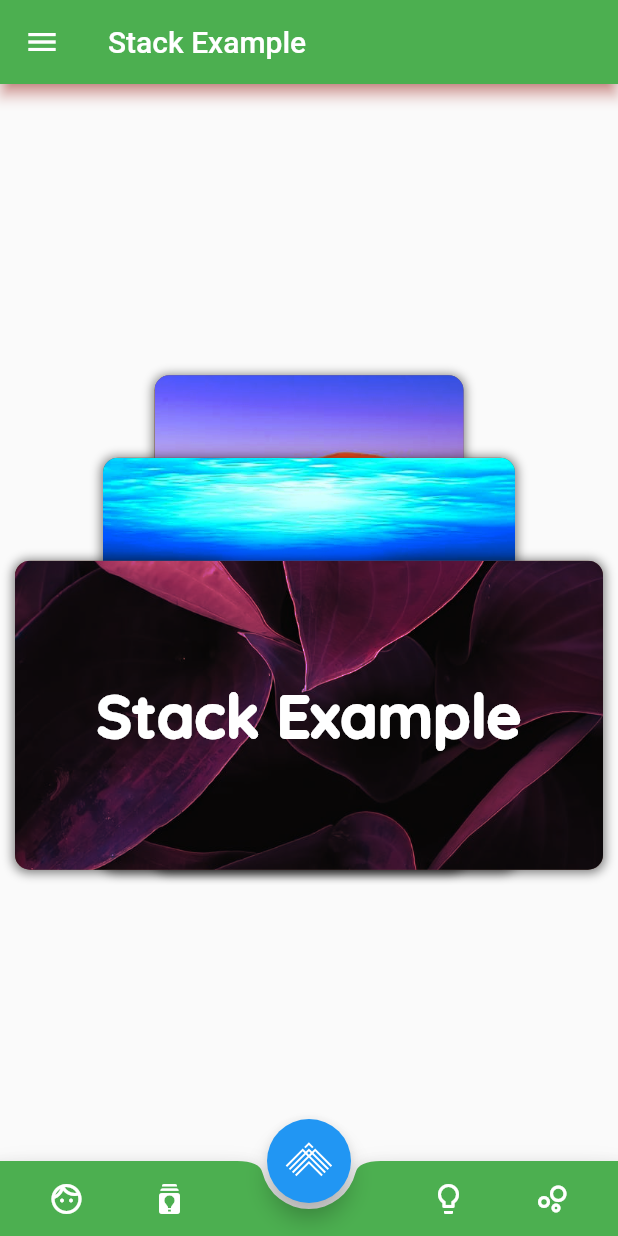
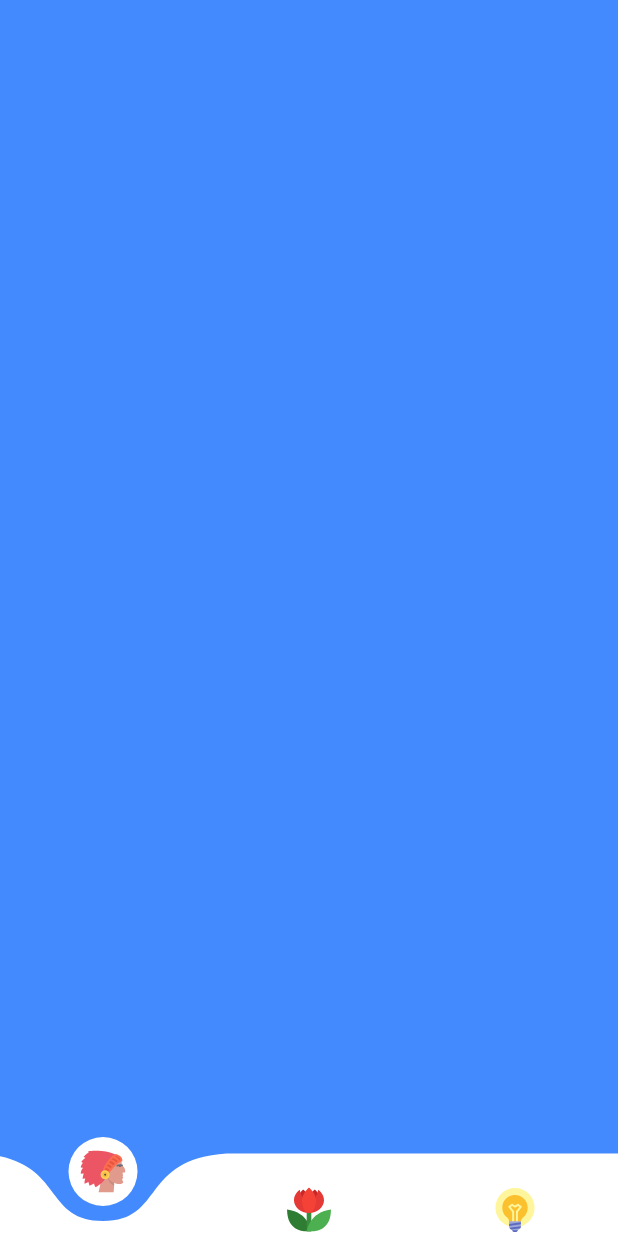
Before and after one commit to partitect/flutter-learning, a Flutter app: the screen it shows after launch, on a phone screen of 412 x 824 dp. Run offline on Flutter 3.47's test engine with Material 2 defaults, Android fonts, the phone set to English and light mode, and no system bars; drawn by our look-alikes of curved_navigation_bar; our stand-ins replace flutter_svg, google_fonts.

Commit message:
add curvedbottombar component

```diff
--- /dev/null
+++ b/lib/components/curved_bottombar.dart
@@ -0,0 +1,50 @@
+import 'package:flutter/material.dart';
+import 'package:curved_navigation_bar/curved_navigation_bar.dart';
+import 'package:flutter_svg/flutter_svg.dart';
+
+class CurvedBottomBar extends StatefulWidget {
+  @override
+  _CurvedBottomBarState createState() => _CurvedBottomBarState();
+}
+
+class _CurvedBottomBarState extends State<CurvedBottomBar> {
+  @override
+  Widget build(BuildContext context) {
+    return Scaffold(
+      bottomNavigationBar: CurvedNavigationBar(
+        //backgroundColor: Colors.blueAccent,
+        height: 55.0,
+        items: <Widget>[
+          SvgPicture.asset(
+            'assets/svg/leader.svg',
+            height: 30.0,
+            width: 30.0,
+          ),
+          SvgPicture.asset(
+            'assets/svg/flower.svg',
+            height: 30.0,
+            width: 30.0,
+          ),
+          SvgPicture.asset(
+            'assets/svg/idea.svg',
+            height: 30.0,
+            width: 30.0,
+          ),
+        ],
+        onTap: (index) {
+          //Handle button tap
+        },
+        animationCurve: Curves.easeInOut,
+        color: Colors.white,
+        animationDuration: Duration(milliseconds: 300),
+        //buttonBackgroundColor: Colors.white.withOpacity(1),
+      ),
+      body: Container(
+        decoration: BoxDecoration(
+          color: Colors.blueAccent,
+          border: Border.all(width: 0, color: Colors.blueAccent),
+        ),
+      ),
+    );
+  }
+}
--- a/lib/main.dart
+++ b/lib/main.dart
@@ -1,4 +1,5 @@
 import 'package:flutter/material.dart';
+import 'package:flutter_application_1/components/curved_bottombar.dart';
 import 'package:flutter_application_1/components/stack_example.dart';
 
 void main() {
@@ -10,7 +11,7 @@ class MyApp extends StatelessWidget {
   Widget build(BuildContext context) {
     return MaterialApp(
       debugShowCheckedModeBanner: false,
-      home: StackViewExample(),
+      home: CurvedBottomBar(),
     );
   }
 }
--- a/pubspec.yaml
+++ b/pubspec.yaml
@@ -28,6 +28,7 @@ dependencies:
   # Use with the CupertinoIcons class for iOS style icons.
   cupertino_icons: ^1.0.0
   flutter_svg: ^0.19.3
+  curved_navigation_bar: ^0.3.7
 
 dev_dependencies:
   flutter_test:
```
Also changed, not shown: assets/svg/blueberry.svg (added), assets/svg/flower.svg (added), assets/svg/idea.svg (added), assets/svg/leader.svg (added), pubspec.lock, 2 other files.
